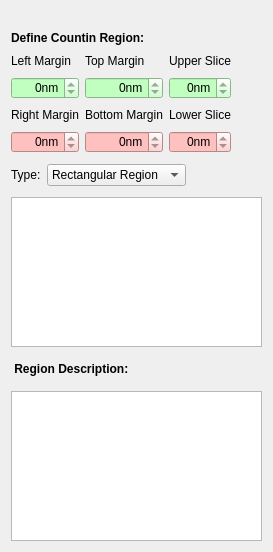
The window that plugins/CountingRegion/CountingRegion.ui (FelixdelasPozas/EspINA) describes before a commit, drawn with Qt 5.
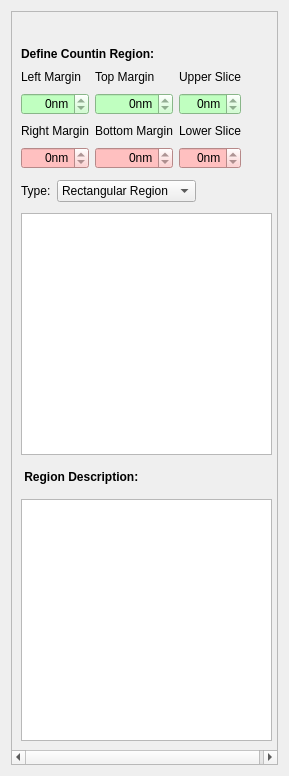
The same window after the commit. Icons and pictures are not drawn.

Commit message: Counting Region Extensions Updated. TODO: Fix representation interaction. Speed Up

Diff of the .ui file:
```diff
--- a/plugins/CountingRegion/CountingRegion.ui
+++ b/plugins/CountingRegion/CountingRegion.ui
@@ -6,15 +6,45 @@
    <rect>
     <x>0</x>
     <y>0</y>
-    <width>273</width>
-    <height>552</height>
+    <width>289</width>
+    <height>776</height>
    </rect>
   </property>
   <property name="windowTitle">
    <string>Form</string>
   </property>
+  <layout class="QVBoxLayout" name="verticalLayout_2">
+   <item>
+    <widget class="QScrollArea" name="scrollArea">
+     <property name="widgetResizable">
+      <bool>true</bool>
+     </property>
+     <widget class="QWidget" name="scrollAreaWidgetContents">
+      <property name="geometry">
+       <rect>
+        <x>0</x>
+        <y>0</y>
+        <width>275</width>
+        <height>762</height>
+       </rect>
+      </property>
   <layout class="QVBoxLayout" name="verticalLayout">
    <item>
+        <layout class="QHBoxLayout" name="horizontalLayout_5">
+         <item>
+          <spacer name="horizontalSpacer_12">
+           <property name="orientation">
+            <enum>Qt::Horizontal</enum>
+           </property>
+           <property name="sizeHint" stdset="0">
+            <size>
+             <width>40</width>
+             <height>20</height>
+            </size>
+           </property>
+          </spacer>
+         </item>
+         <item>
     <widget class="QLabel" name="preview">
      <property name="sizePolicy">
       <sizepolicy hsizetype="Preferred" vsizetype="Minimum">
@@ -34,6 +64,21 @@
     </widget>
    </item>
    <item>
+          <spacer name="horizontalSpacer_11">
+           <property name="orientation">
+            <enum>Qt::Horizontal</enum>
+           </property>
+           <property name="sizeHint" stdset="0">
+            <size>
+             <width>40</width>
+             <height>20</height>
+            </size>
+           </property>
+          </spacer>
+         </item>
+        </layout>
+       </item>
+       <item>
     <widget class="QLabel" name="label_10">
      <property name="font">
       <font>
@@ -47,29 +92,29 @@
     </widget>
    </item>
    <item>
-    <layout class="QGridLayout" name="gridLayout">
-     <item row="1" column="1">
-      <widget class="QLabel" name="label">
+        <layout class="QGridLayout" name="gridLayout_2">
+         <item row="2" column="1">
+          <widget class="QLabel" name="label_11">
        <property name="text">
         <string>Left Margin</string>
        </property>
       </widget>
      </item>
-     <item row="1" column="2">
-      <widget class="QLabel" name="label_3">
+         <item row="2" column="2">
+          <widget class="QLabel" name="label_12">
        <property name="text">
         <string>Top Margin</string>
        </property>
       </widget>
      </item>
-     <item row="1" column="3">
-      <widget class="QLabel" name="label_2">
+         <item row="2" column="3">
+          <widget class="QLabel" name="label_13">
        <property name="text">
         <string>Upper Slice</string>
        </property>
       </widget>
      </item>
-     <item row="3" column="1">
+         <item row="4" column="1">
       <widget class="QSpinBox" name="leftMargin">
        <property name="enabled">
         <bool>true</bool>
@@ -88,7 +133,7 @@
        </property>
       </widget>
      </item>
-     <item row="3" column="2">
+         <item row="4" column="2">
       <widget class="QSpinBox" name="topMargin">
        <property name="enabled">
         <bool>true</bool>
@@ -110,7 +155,7 @@
        </property>
       </widget>
      </item>
-     <item row="3" column="3">
+         <item row="4" column="3">
       <widget class="QSpinBox" name="upperSlice">
        <property name="enabled">
         <bool>true</bool>
@@ -129,28 +174,28 @@
        </property>
       </widget>
      </item>
-     <item row="4" column="1">
-      <widget class="QLabel" name="label_4">
+         <item row="5" column="1">
+          <widget class="QLabel" name="label_14">
        <property name="text">
         <string>Right Margin</string>
        </property>
       </widget>
      </item>
-     <item row="4" column="2">
-      <widget class="QLabel" name="label_6">
+         <item row="5" column="2">
+          <widget class="QLabel" name="label_15">
        <property name="text">
         <string>Bottom Margin</string>
        </property>
       </widget>
      </item>
-     <item row="4" column="3">
-      <widget class="QLabel" name="label_5">
+         <item row="5" column="3">
+          <widget class="QLabel" name="label_16">
        <property name="text">
         <string>Lower Slice</string>
        </property>
       </widget>
      </item>
-     <item row="5" column="1">
+         <item row="6" column="1">
       <widget class="QSpinBox" name="rightMargin">
        <property name="enabled">
         <bool>true</bool>
@@ -169,7 +214,7 @@
        </property>
       </widget>
      </item>
-     <item row="5" column="2">
+         <item row="6" column="2">
       <widget class="QSpinBox" name="bottomMargin">
        <property name="enabled">
         <bool>true</bool>
@@ -188,7 +233,7 @@
        </property>
       </widget>
      </item>
-     <item row="5" column="3">
+         <item row="6" column="3">
       <widget class="QSpinBox" name="lowerSlice">
        <property name="enabled">
         <bool>true</bool>
@@ -207,34 +252,21 @@
        </property>
       </widget>
      </item>
-     <item row="3" column="4">
-      <spacer name="horizontalSpacer_2">
-       <property name="orientation">
-        <enum>Qt::Horizontal</enum>
-       </property>
-       <property name="sizeHint" stdset="0">
-        <size>
-         <width>40</width>
-         <height>20</height>
-        </size>
-       </property>
-      </spacer>
-     </item>
-     <item row="1" column="4">
-      <spacer name="horizontalSpacer_3">
-       <property name="orientation">
-        <enum>Qt::Horizontal</enum>
-       </property>
-       <property name="sizeHint" stdset="0">
-        <size>
-         <width>40</width>
-         <height>20</height>
-        </size>
-       </property>
-      </spacer>
-     </item>
      <item row="4" column="4">
-      <spacer name="horizontalSpacer_4">
+          <spacer name="horizontalSpacer_6">
+           <property name="orientation">
+            <enum>Qt::Horizontal</enum>
+           </property>
+           <property name="sizeHint" stdset="0">
+            <size>
+             <width>40</width>
+             <height>20</height>
+            </size>
+           </property>
+          </spacer>
+         </item>
+         <item row="2" column="4">
+          <spacer name="horizontalSpacer_7">
        <property name="orientation">
         <enum>Qt::Horizontal</enum>
        </property>
@@ -247,7 +279,20 @@
       </spacer>
      </item>
      <item row="5" column="4">
-      <spacer name="horizontalSpacer_5">
+          <spacer name="horizontalSpacer_8">
+           <property name="orientation">
+            <enum>Qt::Horizontal</enum>
+           </property>
+           <property name="sizeHint" stdset="0">
+            <size>
+             <width>40</width>
+             <height>20</height>
+            </size>
+           </property>
+          </spacer>
+         </item>
+         <item row="6" column="4">
+          <spacer name="horizontalSpacer_9">
        <property name="orientation">
         <enum>Qt::Horizontal</enum>
        </property>
@@ -434,6 +479,10 @@
    </item>
    <item>
     <widget class="QTextEdit" name="regionDescription"/>
+       </item>
+      </layout>
+     </widget>
+    </widget>
    </item>
   </layout>
  </widget>
```
Left out of the diff: 8 changed lines with no effect on the pictures. Lines whose indentation alone changed are shown as unchanged. The commit also changes 32 other files.
